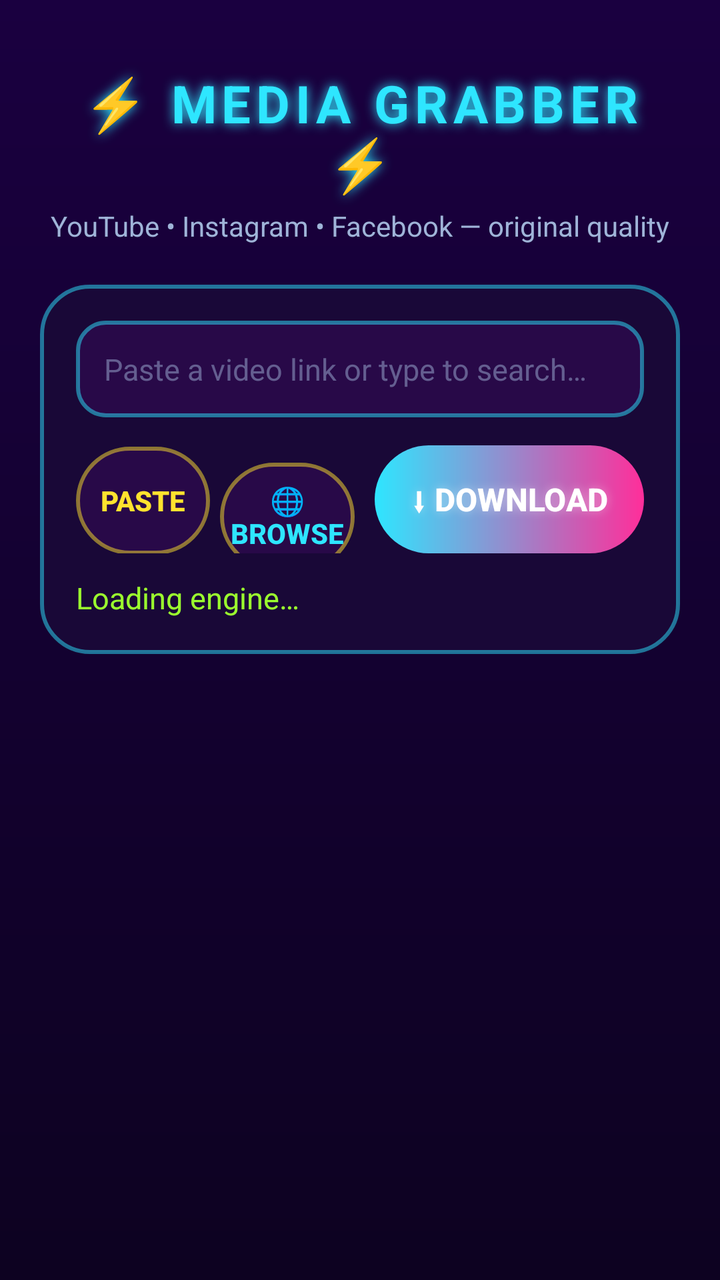
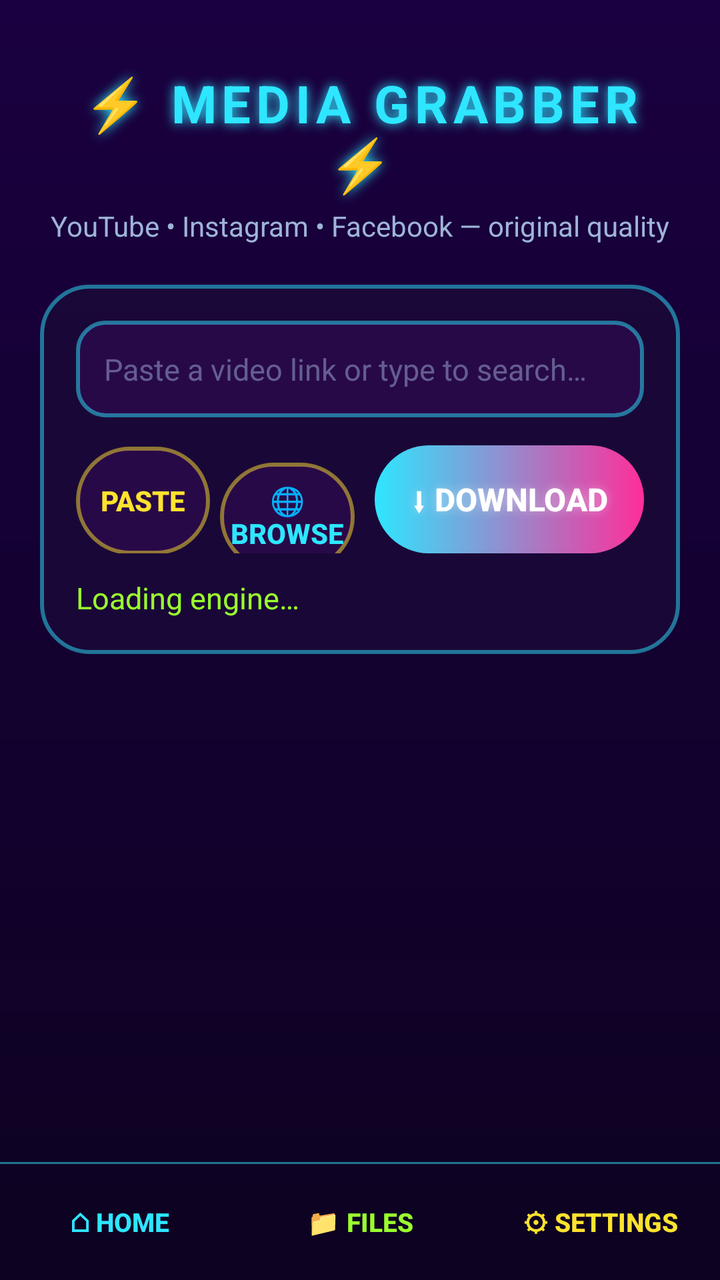

Before-and-after screenshots of an Android layout around one commit, followed by the original layout XML and the change that was made.
<!-- AndroidManifest.xml: application theme Theme.MediaGrabber -->
<!-- res/layout/activity_main.xml -->
<?xml version="1.0" encoding="utf-8"?>
<LinearLayout xmlns:android="http://schemas.android.com/apk/res/android"
    android:layout_width="match_parent"
    android:layout_height="match_parent"
    android:orientation="vertical"
    android:padding="20dp">

    <TextView
        android:id="@+id/tvTitle"
        android:layout_width="match_parent"
        android:layout_height="wrap_content"
        android:gravity="center"
        android:letterSpacing="0.1"
        android:paddingTop="14dp"
        android:paddingBottom="4dp"
        android:shadowColor="#FF2EE6FF"
        android:shadowDx="0"
        android:shadowDy="0"
        android:shadowRadius="14"
        android:text="@string/app_title"
        android:textColor="#2EE6FF"
        android:textSize="26sp"
        android:textStyle="bold" />

    <TextView
        android:layout_width="match_parent"
        android:layout_height="wrap_content"
        android:gravity="center"
        android:paddingBottom="8dp"
        android:text="@string/app_subtitle"
        android:textColor="#9FB4D8"
        android:textSize="14sp" />

    <LinearLayout
        android:layout_width="match_parent"
        android:layout_height="wrap_content"
        android:layout_marginTop="12dp"
        android:background="@drawable/bg_card"
        android:orientation="vertical"
        android:padding="18dp">

        <EditText
            android:id="@+id/etUrl"
            android:layout_width="match_parent"
            android:layout_height="wrap_content"
            android:background="@drawable/bg_input"
            android:hint="@string/url_hint"
            android:inputType="textUri"
            android:padding="14dp"
            android:singleLine="true"
            android:textColor="#FFFFFF"
            android:textColorHint="#809FB4D8"
            android:textSize="15sp" />

        <LinearLayout
            android:layout_width="match_parent"
            android:layout_height="wrap_content"
            android:layout_marginTop="14dp"
            android:orientation="horizontal">

            <Button
                android:id="@+id/btnPaste"
                android:layout_width="0dp"
                android:layout_height="54dp"
                android:layout_marginEnd="5dp"
                android:layout_weight="1"
                android:background="@drawable/bg_btn_paste"
                android:stateListAnimator="@null"
                android:text="@string/paste"
                android:textColor="@color/neon_yellow"
                android:textSize="14sp"
                android:textStyle="bold" />

            <Button
                android:id="@+id/btnBrowse"
                android:layout_width="0dp"
                android:layout_height="54dp"
                android:layout_marginEnd="5dp"
                android:layout_weight="1"
                android:background="@drawable/bg_btn_paste"
                android:stateListAnimator="@null"
                android:text="@string/browse"
                android:textColor="@color/neon_cyan"
                android:textSize="14sp"
                android:textStyle="bold" />

            <Button
                android:id="@+id/btnDownload"
                android:layout_width="0dp"
                android:layout_height="54dp"
                android:layout_marginStart="5dp"
                android:layout_weight="2"
                android:background="@drawable/bg_btn_download"
                android:shadowColor="#66FFFFFF"
                android:shadowRadius="12"
                android:stateListAnimator="@null"
                android:text="@string/download"
                android:textColor="#FFFFFF"
                android:textSize="16sp"
                android:textStyle="bold" />
        </LinearLayout>

        <TextView
            android:id="@+id/tvStatus"
            android:layout_width="match_parent"
            android:layout_height="wrap_content"
            android:layout_marginTop="12dp"
            android:text="@string/engine_loading"
            android:textColor="@color/neon_lime"
            android:textSize="15sp" />
    </LinearLayout>

</LinearLayout>
<!-- resources referenced by this layout -->
<resources>
  <color name="neon_cyan">#2EE6FF</color>
  <color name="neon_lime">#9BFF2E</color>
  <color name="neon_yellow">#FFE32E</color>
  <!-- drawable bg_btn_download (drawable) -->
  <?xml version="1.0" encoding="utf-8"?>
  <ripple xmlns:android="http://schemas.android.com/apk/res/android"
      android:color="#66FFFFFF">
      <item>
          <shape android:shape="rectangle">
              <corners android:radius="27dp" />
              <gradient
                  android:angle="0"
                  android:endColor="@color/neon_pink"
                  android:startColor="@color/neon_cyan" />
          </shape>
      </item>
  </ripple>
  <!-- drawable bg_btn_paste (drawable) -->
  <?xml version="1.0" encoding="utf-8"?>
  <ripple xmlns:android="http://schemas.android.com/apk/res/android"
      android:color="#40FFE32E">
      <item>
          <shape android:shape="rectangle">
              <corners android:radius="27dp" />
              <solid android:color="@color/input_dark" />
              <stroke
                  android:width="2dp"
                  android:color="#80FFE32E" />
          </shape>
      </item>
  </ripple>
  <!-- drawable bg_card (drawable) -->
  <?xml version="1.0" encoding="utf-8"?>
  <shape xmlns:android="http://schemas.android.com/apk/res/android">
      <corners android:radius="24dp" />
      <solid android:color="@color/card_dark" />
      <stroke
          android:width="2dp"
          android:color="#802EE6FF" />
  </shape>
  <!-- drawable bg_input (drawable) -->
  <?xml version="1.0" encoding="utf-8"?>
  <shape xmlns:android="http://schemas.android.com/apk/res/android">
      <corners android:radius="14dp" />
      <solid android:color="@color/input_dark" />
      <stroke
          android:width="2dp"
          android:color="#802EE6FF" />
  </shape>
  <string name="app_subtitle">YouTube • Instagram • Facebook — original quality</string>
  <string name="app_title">⚡ MEDIA GRABBER ⚡</string>
  <string name="browse">🌐 BROWSE</string>
  <string name="download">⬇  DOWNLOAD</string>
  <string name="engine_loading">Loading engine…</string>
  <string name="paste">PASTE</string>
  <string name="url_hint">Paste a video link or type to search…</string>
  <style name="Theme.MediaGrabber" parent="Theme.AppCompat.NoActionBar">
          <item name="android:windowBackground">@drawable/bg_gradient</item>
          <item name="android:statusBarColor">@color/bg_end</item>
          <item name="android:navigationBarColor">@color/bg_end</item>
          <item name="android:colorControlActivated">@color/neon_cyan</item>
      </style>
  <color name="neon_pink">#FF2E9A</color>
  <color name="input_dark">#F02A0A4A</color>
  <color name="card_dark">#E61A0938</color>
  <!-- drawable bg_gradient (drawable) -->
  <?xml version="1.0" encoding="utf-8"?>
  <shape xmlns:android="http://schemas.android.com/apk/res/android">
      <gradient
          android:angle="270"
          android:endColor="@color/bg_end"
          android:startColor="@color/bg_start" />
  </shape>
  <color name="bg_end">#0D0221</color>
  <color name="bg_start">#1A0040</color>
</resources>

<!-- the commit's change to res/layout/activity_main.xml (unified diff, before → after) -->
@@ -2,112 +2,176 @@
 <LinearLayout xmlns:android="http://schemas.android.com/apk/res/android"
     android:layout_width="match_parent"
     android:layout_height="match_parent"
-    android:orientation="vertical"
-    android:padding="20dp">
-
-    <TextView
-        android:id="@+id/tvTitle"
-        android:layout_width="match_parent"
-        android:layout_height="wrap_content"
-        android:gravity="center"
-        android:letterSpacing="0.1"
-        android:paddingTop="14dp"
-        android:paddingBottom="4dp"
-        android:shadowColor="#FF2EE6FF"
-        android:shadowDx="0"
-        android:shadowDy="0"
-        android:shadowRadius="14"
-        android:text="@string/app_title"
-        android:textColor="#2EE6FF"
-        android:textSize="26sp"
-        android:textStyle="bold" />
-
-    <TextView
-        android:layout_width="match_parent"
-        android:layout_height="wrap_content"
-        android:gravity="center"
-        android:paddingBottom="8dp"
-        android:text="@string/app_subtitle"
-        android:textColor="#9FB4D8"
-        android:textSize="14sp" />
+    android:orientation="vertical">
 
     <LinearLayout
         android:layout_width="match_parent"
-        android:layout_height="wrap_content"
-        android:layout_marginTop="12dp"
-        android:background="@drawable/bg_card"
+        android:layout_height="0dp"
+        android:layout_weight="1"
         android:orientation="vertical"
-        android:padding="18dp">
+        android:padding="20dp">
 
-        <EditText
-            android:id="@+id/etUrl"
+        <TextView
+            android:id="@+id/tvTitle"
             android:layout_width="match_parent"
             android:layout_height="wrap_content"
-            android:background="@drawable/bg_input"
-            android:hint="@string/url_hint"
-            android:inputType="textUri"
-            android:padding="14dp"
-            android:singleLine="true"
-            android:textColor="#FFFFFF"
-            android:textColorHint="#809FB4D8"
-            android:textSize="15sp" />
+            android:gravity="center"
+            android:letterSpacing="0.1"
+            android:paddingTop="14dp"
+            android:paddingBottom="4dp"
+            android:shadowColor="#FF2EE6FF"
+            android:shadowDx="0"
+            android:shadowDy="0"
+            android:shadowRadius="14"
+            android:text="@string/app_title"
+            android:textColor="#2EE6FF"
+            android:textSize="26sp"
+            android:textStyle="bold" />
+
+        <TextView
+            android:layout_width="match_parent"
+            android:layout_height="wrap_content"
+            android:gravity="center"
+            android:paddingBottom="8dp"
+            android:text="@string/app_subtitle"
+            android:textColor="#9FB4D8"
+            android:textSize="14sp" />
 
         <LinearLayout
             android:layout_width="match_parent"
             android:layout_height="wrap_content"
-            android:layout_marginTop="14dp"
-            android:orientation="horizontal">
+            android:layout_marginTop="12dp"
+            android:background="@drawable/bg_card"
+            android:orientation="vertical"
+            android:padding="18dp">
 
-            <Button
-                android:id="@+id/btnPaste"
-                android:layout_width="0dp"
-                android:layout_height="54dp"
-                android:layout_marginEnd="5dp"
-                android:layout_weight="1"
-                android:background="@drawable/bg_btn_paste"
-                android:stateListAnimator="@null"
-                android:text="@string/paste"
-                android:textColor="@color/neon_yellow"
-                android:textSize="14sp"
-                android:textStyle="bold" />
+            <EditText
+                android:id="@+id/etUrl"
+                android:layout_width="match_parent"
+                android:layout_height="wrap_content"
+                android:background="@drawable/bg_input"
+                android:hint="@string/url_hint"
+                android:inputType="textUri"
+                android:padding="14dp"
+                android:singleLine="true"
+                android:textColor="#FFFFFF"
+                android:textColorHint="#809FB4D8"
+                android:textSize="15sp" />
 
-            <Button
-                android:id="@+id/btnBrowse"
-                android:layout_width="0dp"
-                android:layout_height="54dp"
-                android:layout_marginEnd="5dp"
-                android:layout_weight="1"
-                android:background="@drawable/bg_btn_paste"
-                android:stateListAnimator="@null"
-                android:text="@string/browse"
-                android:textColor="@color/neon_cyan"
-                android:textSize="14sp"
-                android:textStyle="bold" />
+            <LinearLayout
+                android:layout_width="match_parent"
+                android:layout_height="wrap_content"
+                android:layout_marginTop="14dp"
+                android:orientation="horizontal">
 
-            <Button
-                android:id="@+id/btnDownload"
-                android:layout_width="0dp"
-                android:layout_height="54dp"
-                android:layout_marginStart="5dp"
-                android:layout_weight="2"
-                android:background="@drawable/bg_btn_download"
-                android:shadowColor="#66FFFFFF"
-                android:shadowRadius="12"
-                android:stateListAnimator="@null"
-                android:text="@string/download"
-                android:textColor="#FFFFFF"
-                android:textSize="16sp"
-                android:textStyle="bold" />
+                <Button
+                    android:id="@+id/btnPaste"
+                    android:layout_width="0dp"
+                    android:layout_height="54dp"
+                    android:layout_marginEnd="5dp"
+                    android:layout_weight="1"
+                    android:background="@drawable/bg_btn_paste"
+                    android:stateListAnimator="@null"
+                    android:text="@string/paste"
+                    android:textColor="@color/neon_yellow"
+                    android:textSize="14sp"
+                    android:textStyle="bold" />
+
+                <Button
+                    android:id="@+id/btnBrowse"
+                    android:layout_width="0dp"
+                    android:layout_height="54dp"
+                    android:layout_marginEnd="5dp"
+                    android:layout_weight="1"
+                    android:background="@drawable/bg_btn_paste"
+                    android:stateListAnimator="@null"
+                    android:text="@string/browse"
+                    android:textColor="@color/neon_cyan"
+                    android:textSize="14sp"
+                    android:textStyle="bold" />
+
+                <Button
+                    android:id="@+id/btnDownload"
+                    android:layout_width="0dp"
+                    android:layout_height="54dp"
+                    android:layout_marginStart="5dp"
+                    android:layout_weight="2"
+                    android:background="@drawable/bg_btn_download"
+                    android:shadowColor="#66FFFFFF"
+                    android:shadowRadius="12"
+                    android:stateListAnimator="@null"
+                    android:text="@string/download"
+                    android:textColor="#FFFFFF"
+                    android:textSize="16sp"
+                    android:textStyle="bold" />
+            </LinearLayout>
+
+            <TextView
+                android:id="@+id/tvStatus"
+                android:layout_width="match_parent"
+                android:layout_height="wrap_content"
+                android:layout_marginTop="12dp"
+                android:text="@string/engine_loading"
+                android:textColor="@color/neon_lime"
+                android:textSize="15sp" />
         </LinearLayout>
 
-        <TextView
-            android:id="@+id/tvStatus"
-            android:layout_width="match_parent"
-            android:layout_height="wrap_content"
-            android:layout_marginTop="12dp"
-            android:text="@string/engine_loading"
-            android:textColor="@color/neon_lime"
-            android:textSize="15sp" />
     </LinearLayout>
 
+    <include layout="@layout/view_bottom_nav" />
+
 </LinearLayout>
+<!-- res/layout/view_bottom_nav.xml (included above) -->
+<?xml version="1.0" encoding="utf-8"?>
+<LinearLayout xmlns:android="http://schemas.android.com/apk/res/android"
+    android:layout_width="match_parent"
+    android:layout_height="wrap_content"
+    android:orientation="vertical">
+
+    <View
+        android:layout_width="match_parent"
+        android:layout_height="1dp"
+        android:background="#802EE6FF" />
+
+    <LinearLayout
+        android:layout_width="match_parent"
+        android:layout_height="58dp"
+        android:orientation="horizontal">
+
+        <Button
+            android:id="@+id/btnNavHome"
+            android:layout_width="0dp"
+            android:layout_height="match_parent"
+            android:layout_weight="1"
+            android:background="@null"
+            android:stateListAnimator="@null"
+            android:text="⌂ HOME"
+            android:textColor="@color/neon_cyan"
+            android:textSize="13sp"
+            android:textStyle="bold" />
+
+        <Button
+            android:id="@+id/btnNavFiles"
+            android:layout_width="0dp"
+            android:layout_height="match_parent"
+            android:layout_weight="1"
+            android:background="@null"
+            android:stateListAnimator="@null"
+            android:text="📁 FILES"
+            android:textColor="@color/neon_lime"
+            android:textSize="13sp"
+            android:textStyle="bold" />
+
+        <Button
+            android:id="@+id/btnNavSettings"
+            android:layout_width="0dp"
+            android:layout_height="match_parent"
+            android:layout_weight="1"
+            android:background="@null"
+            android:stateListAnimator="@null"
+            android:text="⚙ SETTINGS"
+            android:textColor="@color/neon_yellow"
+            android:textSize="13sp"
+            android:textStyle="bold" />
+    </LinearLayout>
+</LinearLayout>
